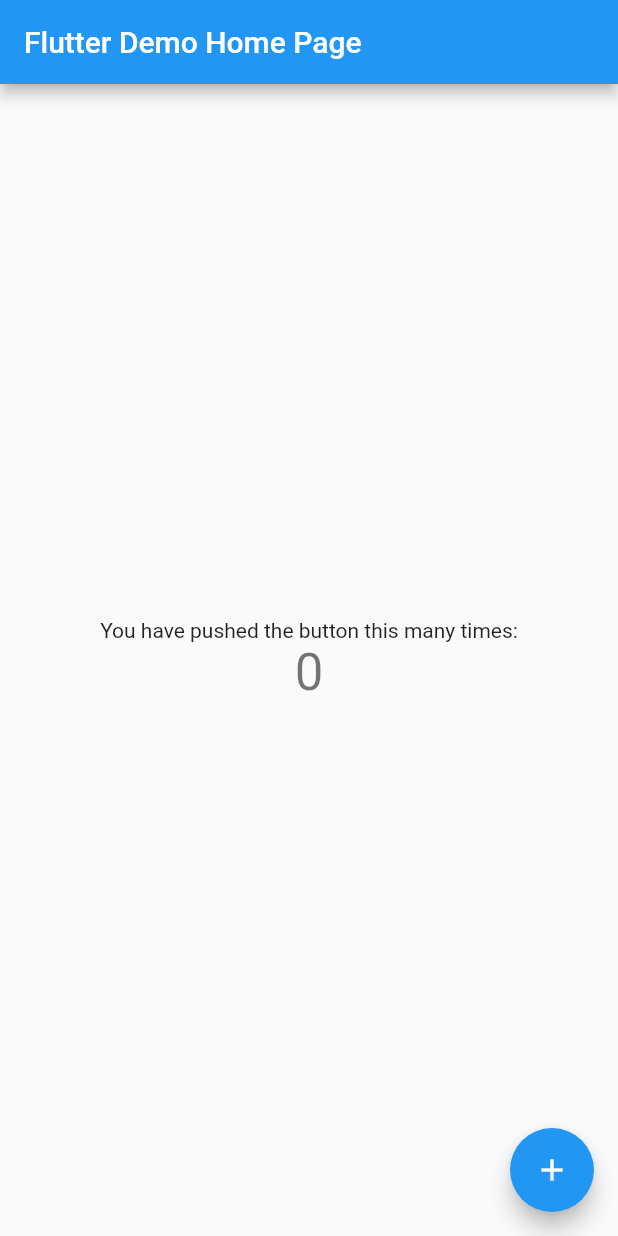
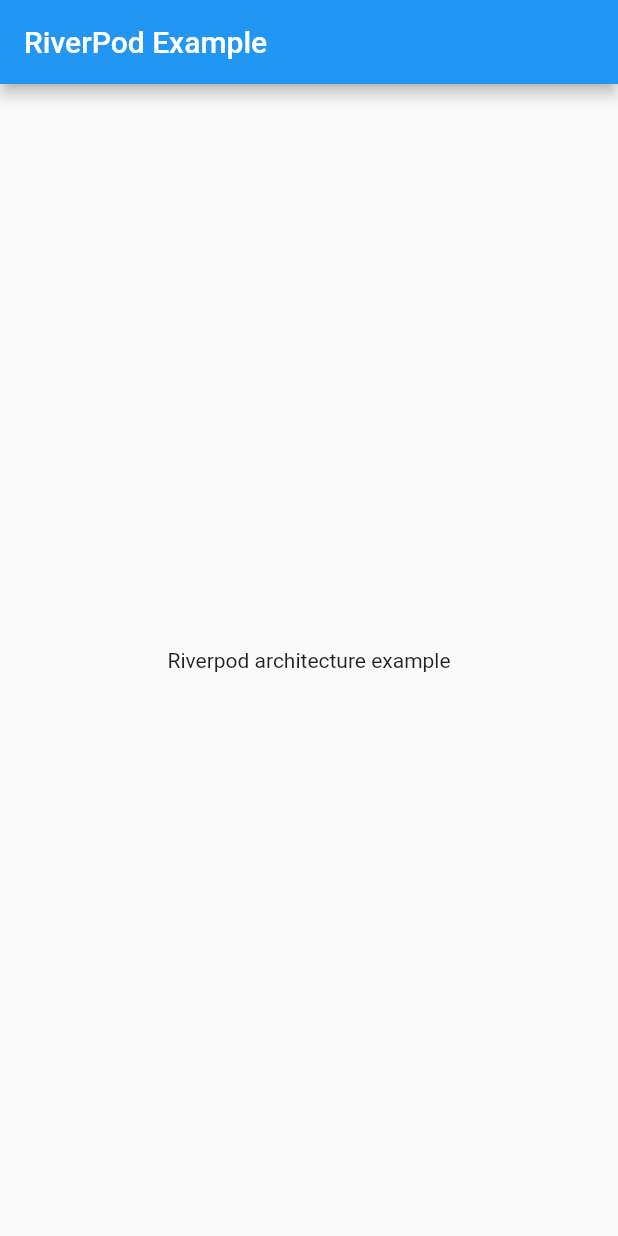
Before and after one commit to ddikman/headortails, a Flutter app: the screen it shows after launch, on a phone screen of 412 x 824 dp. Run offline on Flutter 3.47's test engine with Material 2 defaults, Android fonts, the phone set to English and light mode, and no system bars.

Commit message:
Added base page

```diff
--- /dev/null
+++ b/lib/app_root.dart
@@ -0,0 +1,41 @@
+import 'package:flutter/material.dart';
+
+import 'package:headortails/routing/app_router.dart';
+import 'package:headortails/routing/app_routes.dart';
+
+import 'features/about/presentation/about_screen.dart';
+import 'features/game/presentation/game_screen.dart';
+import 'features/home/presentation/home_screen.dart';
+import 'features/statistics/presentation/statistics_screen.dart';
+
+class AppRoot extends StatefulWidget {
+  const AppRoot({Key? key}) : super(key: key);
+
+  @override
+  State<AppRoot> createState() => _AppRootState();
+}
+
+class _AppRootState extends State<AppRoot> {
+  final router = AppRouter();
+
+  @override
+  void initState() {
+    initialiseRoutes();
+    super.initState();
+  }
+
+  void initialiseRoutes() {
+    router.registerRoute(AppRoutes.home, (context, args) => const HomeScreen());
+    router.registerRoute(AppRoutes.game, (context, args) => const GameScreen());
+    router.registerRoute(AppRoutes.statistics, (context, args) => const StatisticsScreen());
+    router.registerRoute(AppRoutes.about, (context, args) => const AboutScreen());
+  }
+
+  @override
+  Widget build(BuildContext context) {
+    return MaterialApp(
+      onGenerateRoute: router.onGenerateRoute,
+      initialRoute: router.initialRoute
+    );
+  }
+}
--- /dev/null
+++ b/lib/features/home/presentation/home_screen.dart
@@ -0,0 +1,13 @@
+import 'package:flutter/material.dart';
+
+class HomeScreen extends StatelessWidget {
+  const HomeScreen({Key? key}) : super(key: key);
+
+  @override
+  Widget build(BuildContext context) {
+    return Scaffold(
+      appBar: AppBar(title: const Text('RiverPod Example')),
+      body: const Center(child: Text('Riverpod architecture example')),
+    );
+  }
+}
--- a/lib/main.dart
+++ b/lib/main.dart
@@ -1,115 +1,7 @@
 import 'package:flutter/material.dart';
 
+import 'app_root.dart';
+
 void main() {
-  runApp(const MyApp());
+  runApp(const AppRoot());
 }
-
-class MyApp extends StatelessWidget {
-  const MyApp({Key? key}) : super(key: key);
-
-  // This widget is the root of your application.
-  @override
-  Widget build(BuildContext context) {
-    return MaterialApp(
-      title: 'Flutter Demo',
-      theme: ThemeData(
-        // This is the theme of your application.
-        //
-        // Try running your application with "flutter run". You'll see the
-        // application has a blue toolbar. Then, without quitting the app, try
-        // changing the primarySwatch below to Colors.green and then invoke
-        // "hot reload" (press "r" in the console where you ran "flutter run",
-        // or simply save your changes to "hot reload" in a Flutter IDE).
-        // Notice that the counter didn't reset back to zero; the application
-        // is not restarted.
-        primarySwatch: Colors.blue,
-      ),
-      home: const MyHomePage(title: 'Flutter Demo Home Page'),
-    );
-  }
-}
-
-class MyHomePage extends StatefulWidget {
-  const MyHomePage({Key? key, required this.title}) : super(key: key);
-
-  // This widget is the home page of your application. It is stateful, meaning
-  // that it has a State object (defined below) that contains fields that affect
-  // how it looks.
-
-  // This class is the configuration for the state. It holds the values (in this
-  // case the title) provided by the parent (in this case the App widget) and
-  // used by the build method of the State. Fields in a Widget subclass are
-  // always marked "final".
-
-  final String title;
-
-  @override
-  State<MyHomePage> createState() => _MyHomePageState();
-}
-
-class _MyHomePageState extends State<MyHomePage> {
-  int _counter = 0;
-
-  void _incrementCounter() {
-    setState(() {
-      // This call to setState tells the Flutter framework that something has
-      // changed in this State, which causes it to rerun the build method below
-      // so that the display can reflect the updated values. If we changed
-      // _counter without calling setState(), then the build method would not be
-      // called again, and so nothing would appear to happen.
-      _counter++;
-    });
-  }
-
-  @override
-  Widget build(BuildContext context) {
-    // This method is rerun every time setState is called, for instance as done
-    // by the _incrementCounter method above.
-    //
-    // The Flutter framework has been optimized to make rerunning build methods
-    // fast, so that you can just rebuild anything that needs updating rather
-    // than having to individually change instances of widgets.
-    return Scaffold(
-      appBar: AppBar(
-        // Here we take the value from the MyHomePage object that was created by
-        // the App.build method, and use it to set our appbar title.
-        title: Text(widget.title),
-      ),
-      body: Center(
-        // Center is a layout widget. It takes a single child and positions it
-        // in the middle of the parent.
-        child: Column(
-          // Column is also a layout widget. It takes a list of children and
-          // arranges them vertically. By default, it sizes itself to fit its
-          // children horizontally, and tries to be as tall as its parent.
-          //
-          // Invoke "debug painting" (press "p" in the console, choose the
-          // "Toggle Debug Paint" action from the Flutter Inspector in Android
-          // Studio, or the "Toggle Debug Paint" command in Visual Studio Code)
-          // to see the wireframe for each widget.
-          //
-          // Column has various properties to control how it sizes itself and
-          // how it positions its children. Here we use mainAxisAlignment to
-          // center the children vertically; the main axis here is the vertical
-          // axis because Columns are vertical (the cross axis would be
-          // horizontal).
-          mainAxisAlignment: MainAxisAlignment.center,
-          children: <Widget>[
-            const Text(
-              'You have pushed the button this many times:',
-            ),
-            Text(
-              '$_counter',
-              style: Theme.of(context).textTheme.headline4,
-            ),
-          ],
-        ),
-      ),
-      floatingActionButton: FloatingActionButton(
-        onPressed: _incrementCounter,
-        tooltip: 'Increment',
-        child: const Icon(Icons.add),
-      ), // This trailing comma makes auto-formatting nicer for build methods.
-    );
-  }
-}
--- /dev/null
+++ b/lib/routing/app_router.dart
@@ -0,0 +1,21 @@
+import 'package:flutter/material.dart';
+import 'app_routes.dart';
+
+typedef RouteWidgetBuilder = Widget Function(BuildContext context, Object? args);
+
+class AppRouter {
+
+  final builders = <String, RouteWidgetBuilder>{};
+
+  void registerRoute(String route, RouteWidgetBuilder builder) {
+    builders[route] = builder;
+  }
+
+  String get initialRoute => AppRoutes.home;
+
+  Route? onGenerateRoute(RouteSettings settings) {
+    final builder = builders[settings.name];
+    if (builder == null) return null;
+    return MaterialPageRoute(builder: (ctx) => builder(ctx, settings.arguments));
+  }
+}
--- /dev/null
+++ b/lib/routing/app_routes.dart
@@ -0,0 +1,6 @@
+abstract class AppRoutes {
+  static const home = '/home';
+  static const game = '/game';
+  static const statistics = '/statistics';
+  static const about = '/about';
+}
```
Also changed, not shown: lib/features/about/presentation/about_screen.dart (added, +13 -0 lines), lib/features/game/presentation/game_screen.dart (added, +13 -0 lines), lib/features/statistics/presentation/statistics_screen.dart (added, +13 -0 lines), 1 other file.
